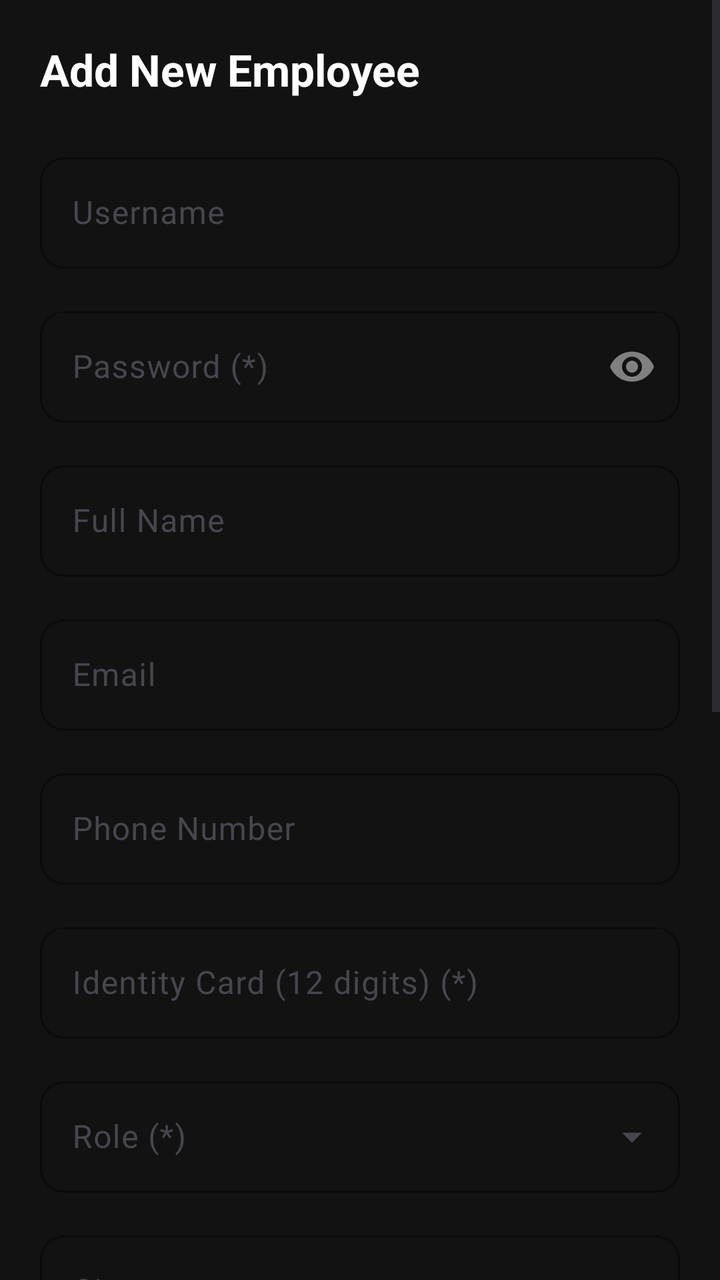
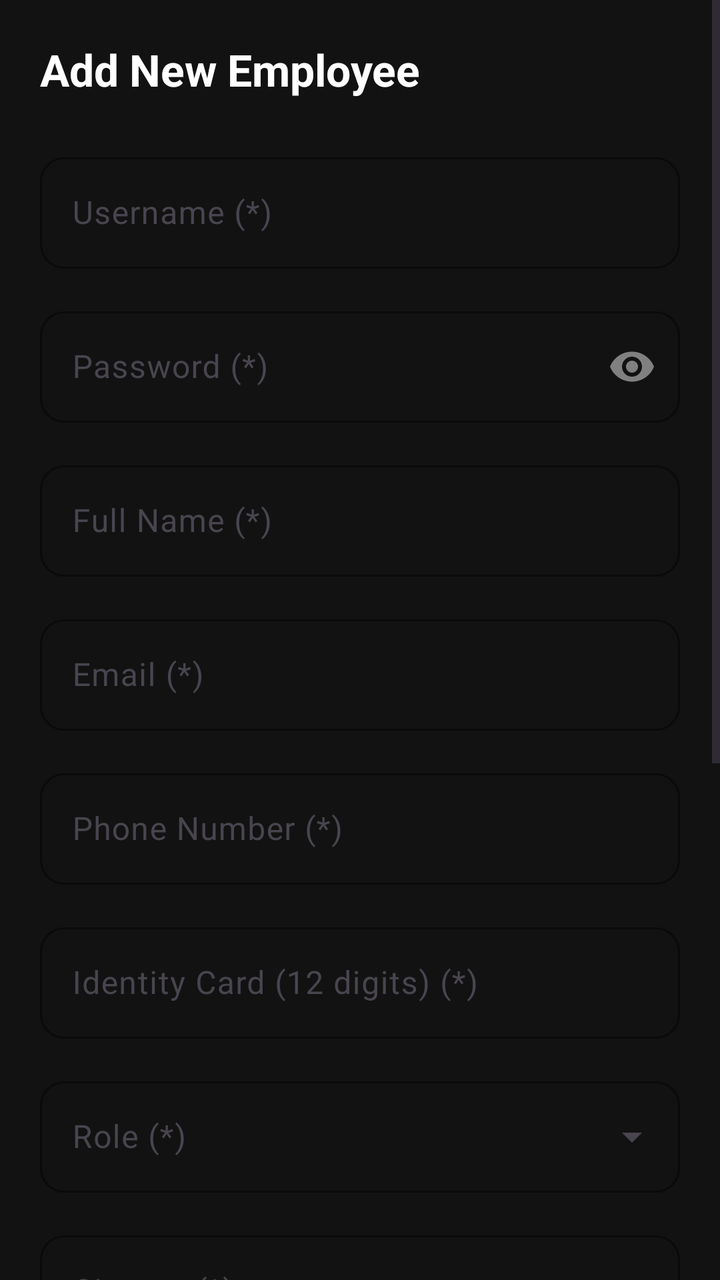

Screens rendered from an Android XML layout before and after an edit, with the pre-edit source and the edit as a unified diff.
<!-- AndroidManifest.xml: activity theme Theme.Moviebookingapp -->
<!-- res/layout/activity_admin_staff.xml -->
<?xml version="1.0" encoding="utf-8"?>
<ScrollView xmlns:android="http://schemas.android.com/apk/res/android"
    xmlns:app="http://schemas.android.com/apk/res-auto"
    android:layout_width="match_parent"
    android:layout_height="match_parent"
    android:background="@color/admin_bg"
    android:fillViewport="true">

    <LinearLayout
        android:layout_width="match_parent"
        android:layout_height="wrap_content"
        android:orientation="vertical"
        android:padding="20dp">

        <TextView
            android:id="@+id/tvFormTitle"
            android:layout_width="wrap_content"
            android:layout_height="wrap_content"
            android:text="@string/auto_str_add_new_employee"
            android:textColor="@color/white"
            android:textSize="22sp"
            android:textStyle="bold"
            android:layout_marginBottom="24dp" />

        
        <com.google.android.material.textfield.TextInputLayout
            android:id="@+id/layoutUsername"
            style="@style/Widget.Material3.TextInputLayout.OutlinedBox"
            android:layout_width="match_parent"
            android:layout_height="wrap_content"
            android:layout_marginBottom="16dp"
            android:hint="@string/auto_str_username"
            app:boxStrokeColor="@color/yellow"
            app:boxCornerRadiusTopStart="12dp"
            app:boxCornerRadiusTopEnd="12dp"
            app:boxCornerRadiusBottomStart="12dp"
            app:boxCornerRadiusBottomEnd="12dp"
            app:hintTextColor="@color/admin_text_secondary">

            <com.google.android.material.textfield.TextInputEditText
                android:id="@+id/edtUsername"
                android:layout_width="match_parent"
                android:layout_height="wrap_content"
                android:textColor="@color/white"
                android:inputType="text" />
        </com.google.android.material.textfield.TextInputLayout>

        
        <com.google.android.material.textfield.TextInputLayout
            android:id="@+id/layoutPassword"
            style="@style/Widget.Material3.TextInputLayout.OutlinedBox"
            android:layout_width="match_parent"
            android:layout_height="wrap_content"
            android:layout_marginBottom="16dp"
            android:hint="@string/auto_str_password"
            app:boxStrokeColor="@color/yellow"
            app:boxCornerRadiusTopStart="12dp"
            app:boxCornerRadiusTopEnd="12dp"
            app:boxCornerRadiusBottomStart="12dp"
            app:boxCornerRadiusBottomEnd="12dp"
            app:hintTextColor="@color/admin_text_secondary"
            app:passwordToggleEnabled="true"
            app:passwordToggleTint="@color/admin_text_secondary">

            <com.google.android.material.textfield.TextInputEditText
                android:id="@+id/edtPassword"
                android:layout_width="match_parent"
                android:layout_height="wrap_content"
                android:textColor="@color/white"
                android:inputType="textPassword" />
        </com.google.android.material.textfield.TextInputLayout>

        
        <com.google.android.material.textfield.TextInputLayout
            android:id="@+id/layoutFullName"
            style="@style/Widget.Material3.TextInputLayout.OutlinedBox"
            android:layout_width="match_parent"
            android:layout_height="wrap_content"
            android:layout_marginBottom="16dp"
            android:hint="@string/auto_str_full_name"
            app:boxStrokeColor="@color/yellow"
            app:boxCornerRadiusTopStart="12dp"
            app:boxCornerRadiusTopEnd="12dp"
            app:boxCornerRadiusBottomStart="12dp"
            app:boxCornerRadiusBottomEnd="12dp"
            app:hintTextColor="@color/admin_text_secondary">

            <com.google.android.material.textfield.TextInputEditText
                android:id="@+id/edtFullName"
                android:layout_width="match_parent"
                android:layout_height="wrap_content"
                android:textColor="@color/white"
                android:inputType="textPersonName" />
        </com.google.android.material.textfield.TextInputLayout>

        
        <com.google.android.material.textfield.TextInputLayout
            android:id="@+id/layoutEmail"
            style="@style/Widget.Material3.TextInputLayout.OutlinedBox"
            android:layout_width="match_parent"
            android:layout_height="wrap_content"
            android:layout_marginBottom="16dp"
            android:hint="@string/auto_str_email"
            app:boxStrokeColor="@color/yellow"
            app:boxCornerRadiusTopStart="12dp"
            app:boxCornerRadiusTopEnd="12dp"
            app:boxCornerRadiusBottomStart="12dp"
            app:boxCornerRadiusBottomEnd="12dp"
            app:hintTextColor="@color/admin_text_secondary">

            <com.google.android.material.textfield.TextInputEditText
                android:id="@+id/edtEmail"
                android:layout_width="match_parent"
                android:layout_height="wrap_content"
                android:textColor="@color/white"
                android:inputType="textEmailAddress" />
        </com.google.android.material.textfield.TextInputLayout>

        
        <com.google.android.material.textfield.TextInputLayout
            android:id="@+id/layoutPhone"
            style="@style/Widget.Material3.TextInputLayout.OutlinedBox"
            android:layout_width="match_parent"
            android:layout_height="wrap_content"
            android:layout_marginBottom="16dp"
            android:hint="@string/auto_str_phone_number"
            app:boxStrokeColor="@color/yellow"
            app:boxCornerRadiusTopStart="12dp"
            app:boxCornerRadiusTopEnd="12dp"
            app:boxCornerRadiusBottomStart="12dp"
            app:boxCornerRadiusBottomEnd="12dp"
            app:hintTextColor="@color/admin_text_secondary">

            <com.google.android.material.textfield.TextInputEditText
                android:id="@+id/edtPhone"
                android:layout_width="match_parent"
                android:layout_height="wrap_content"
                android:textColor="@color/white"
                android:inputType="phone" />
        </com.google.android.material.textfield.TextInputLayout>

        
        <com.google.android.material.textfield.TextInputLayout
            android:id="@+id/layoutIdentityCard"
            style="@style/Widget.Material3.TextInputLayout.OutlinedBox"
            android:layout_width="match_parent"
            android:layout_height="wrap_content"
            android:layout_marginBottom="16dp"
            android:hint="@string/auto_str_identity_card_12_digits"
            app:boxStrokeColor="@color/yellow"
            app:boxCornerRadiusTopStart="12dp"
            app:boxCornerRadiusTopEnd="12dp"
            app:boxCornerRadiusBottomStart="12dp"
            app:boxCornerRadiusBottomEnd="12dp"
            app:hintTextColor="@color/admin_text_secondary">

            <com.google.android.material.textfield.TextInputEditText
                android:id="@+id/edtIdentityCard"
                android:layout_width="match_parent"
                android:layout_height="wrap_content"
                android:textColor="@color/white"
                android:inputType="number" />
        </com.google.android.material.textfield.TextInputLayout>

        
        <com.google.android.material.textfield.TextInputLayout
            android:id="@+id/layoutRole"
            style="@style/Widget.Material3.TextInputLayout.OutlinedBox.ExposedDropdownMenu"
            android:layout_width="match_parent"
            android:layout_height="wrap_content"
            android:layout_marginBottom="16dp"
            android:hint="@string/auto_str_role"
            app:boxStrokeColor="@color/yellow"
            app:boxCornerRadiusTopStart="12dp"
            app:boxCornerRadiusTopEnd="12dp"
            app:boxCornerRadiusBottomStart="12dp"
            app:boxCornerRadiusBottomEnd="12dp"
            app:hintTextColor="@color/admin_text_secondary">

            <AutoCompleteTextView
                android:id="@+id/actvRole"
                android:layout_width="match_parent"
                android:layout_height="wrap_content"
                android:textColor="@color/white"
                android:inputType="none" />
        </com.google.android.material.textfield.TextInputLayout>

        
        <com.google.android.material.textfield.TextInputLayout
            android:id="@+id/layoutCinema"
            style="@style/Widget.Material3.TextInputLayout.OutlinedBox.ExposedDropdownMenu"
            android:layout_width="match_parent"
            android:layout_height="wrap_content"
            android:layout_marginBottom="16dp"
            android:hint="@string/auto_str_cinema"
            app:boxStrokeColor="@color/yellow"
            app:boxCornerRadiusTopStart="12dp"
            app:boxCornerRadiusTopEnd="12dp"
            app:boxCornerRadiusBottomStart="12dp"
            app:boxCornerRadiusBottomEnd="12dp"
            app:hintTextColor="@color/admin_text_secondary">

            <AutoCompleteTextView
                android:id="@+id/actvCinema"
                android:layout_width="match_parent"
                android:layout_height="wrap_content"
                android:textColor="@color/white"
                android:inputType="none" />
        </com.google.android.material.textfield.TextInputLayout>

        
        <com.google.android.material.textfield.TextInputLayout
            android:id="@+id/layoutPosition"
            style="@style/Widget.Material3.TextInputLayout.OutlinedBox"
            android:layout_width="match_parent"
            android:layout_height="wrap_content"
            android:layout_marginBottom="16dp"
            android:hint="@string/auto_str_position"
            app:boxStrokeColor="@color/yellow"
            app:boxCornerRadiusTopStart="12dp"
            app:boxCornerRadiusTopEnd="12dp"
            app:boxCornerRadiusBottomStart="12dp"
            app:boxCornerRadiusBottomEnd="12dp"
            app:hintTextColor="@color/admin_text_secondary">

            <com.google.android.material.textfield.TextInputEditText
                android:id="@+id/edtPosition"
                android:layout_width="match_parent"
                android:layout_height="wrap_content"
                android:textColor="@color/white"
                android:inputType="text" />
        </com.google.android.material.textfield.TextInputLayout>

        
        <com.google.android.material.textfield.TextInputLayout
            android:id="@+id/layoutSalary"
            style="@style/Widget.Material3.TextInputLayout.OutlinedBox"
            android:layout_width="match_parent"
            android:layout_height="wrap_content"
            android:layout_marginBottom="16dp"
            android:hint="@string/auto_str_salary"
            app:boxStrokeColor="@color/yellow"
            app:boxCornerRadiusTopStart="12dp"
            app:boxCornerRadiusTopEnd="12dp"
            app:boxCornerRadiusBottomStart="12dp"
            app:boxCornerRadiusBottomEnd="12dp"
            app:hintTextColor="@color/admin_text_secondary">

            <com.google.android.material.textfield.TextInputEditText
                android:id="@+id/edtSalary"
                android:layout_width="match_parent"
                android:layout_height="wrap_content"
                android:textColor="@color/white"
                android:inputType="numberDecimal" />
        </com.google.android.material.textfield.TextInputLayout>

        
        <com.google.android.material.textfield.TextInputLayout
            android:id="@+id/layoutStartDate"
            style="@style/Widget.Material3.TextInputLayout.OutlinedBox"
            android:layout_width="match_parent"
            android:layout_height="wrap_content"
            android:layout_marginBottom="16dp"
            android:hint="@string/auto_str_start_date_1"
            app:boxStrokeColor="@color/yellow"
            app:boxCornerRadiusTopStart="12dp"
            app:boxCornerRadiusTopEnd="12dp"
            app:boxCornerRadiusBottomStart="12dp"
            app:boxCornerRadiusBottomEnd="12dp"
            app:hintTextColor="@color/admin_text_secondary">

            <com.google.android.material.textfield.TextInputEditText
                android:id="@+id/edtStartDate"
                android:layout_width="match_parent"
                android:layout_height="wrap_content"
                android:textColor="@color/white"
                android:focusable="false"
                android:clickable="true" />
        </com.google.android.material.textfield.TextInputLayout>

        
        <com.google.android.material.textfield.TextInputLayout
            android:id="@+id/layoutAddress"
            style="@style/Widget.Material3.TextInputLayout.OutlinedBox"
            android:layout_width="match_parent"
            android:layout_height="wrap_content"
            android:layout_marginBottom="16dp"
            android:hint="@string/auto_str_address"
            app:boxStrokeColor="@color/yellow"
            app:boxCornerRadiusTopStart="12dp"
            app:boxCornerRadiusTopEnd="12dp"
            app:boxCornerRadiusBottomStart="12dp"
            app:boxCornerRadiusBottomEnd="12dp"
            app:hintTextColor="@color/admin_text_secondary">

            <com.google.android.material.textfield.TextInputEditText
                android:id="@+id/edtAddress"
                android:layout_width="match_parent"
                android:layout_height="wrap_content"
                android:textColor="@color/white"
                android:inputType="text" />
        </com.google.android.material.textfield.TextInputLayout>

        
        <com.google.android.material.textfield.TextInputLayout
            android:id="@+id/layoutStatus"
            style="@style/Widget.Material3.TextInputLayout.OutlinedBox.ExposedDropdownMenu"
            android:layout_width="match_parent"
            android:layout_height="wrap_content"
            android:layout_marginBottom="24dp"
            android:hint="@string/auto_str_status_1"
            app:boxStrokeColor="@color/yellow"
            app:boxCornerRadiusTopStart="12dp"
            app:boxCornerRadiusTopEnd="12dp"
            app:boxCornerRadiusBottomStart="12dp"
            app:boxCornerRadiusBottomEnd="12dp"
            app:hintTextColor="@color/admin_text_secondary">

            <AutoCompleteTextView
                android:id="@+id/actvStatus"
                android:layout_width="match_parent"
                android:layout_height="wrap_content"
                android:textColor="@color/white"
                android:inputType="none" />
        </com.google.android.material.textfield.TextInputLayout>

        
        <LinearLayout
            android:layout_width="match_parent"
            android:layout_height="wrap_content"
            android:orientation="horizontal"
            android:gravity="end">

            <com.google.android.material.button.MaterialButton
                android:id="@+id/btnCancel"
                style="@style/Widget.Material3.Button.OutlinedButton"
                android:layout_width="wrap_content"
                android:layout_height="wrap_content"
                android:layout_marginEnd="12dp"
                android:text="@string/auto_str_cancel_1"
                android:textColor="@color/white"
                app:strokeColor="@color/admin_text_secondary"
                app:cornerRadius="8dp" />

            <com.google.android.material.button.MaterialButton
                android:id="@+id/btnSave"
                android:layout_width="wrap_content"
                android:layout_height="wrap_content"
                android:text="@string/auto_str_save_1"
                android:textColor="@color/black"
                app:backgroundTint="@color/yellow"
                app:cornerRadius="8dp" />
        </LinearLayout>

    </LinearLayout>
</ScrollView>
<!-- resources referenced by this layout -->
<resources>
  <color name="admin_bg">#121212</color>
  <color name="admin_text_secondary">#808080</color>
  <color name="black">#FF000000</color>
  <color name="white">#FFFFFFFF</color>
  <color name="yellow">#FFC107</color>
  <string name="auto_str_add_new_employee">Add New Employee</string>
  <string name="auto_str_address">Address</string>
  <string name="auto_str_cancel_1">Cancel</string>
  <string name="auto_str_cinema">Cinema</string>
  <string name="auto_str_email">Email</string>
  <string name="auto_str_full_name">Full Name</string>
  <string name="auto_str_identity_card_12_digits">Identity Card (12 digits) (*)</string>
  <string name="auto_str_password">Password (*)</string>
  <string name="auto_str_phone_number">Phone Number</string>
  <string name="auto_str_position">Position</string>
  <string name="auto_str_role">Role (*)</string>
  <string name="auto_str_salary">Salary</string>
  <string name="auto_str_save_1">Save</string>
  <string name="auto_str_start_date_1">Start Date (*)</string>
  <string name="auto_str_status_1">Status (*)</string>
  <string name="auto_str_username">Username</string>
  <style name="Theme.Moviebookingapp" parent="Base.Theme.Moviebookingapp" />
  <style name="Base.Theme.Moviebookingapp" parent="Theme.Material3.DayNight.NoActionBar">
          <item name="colorPrimary">@color/yellow</item>
          <item name="android:windowBackground">@color/background_black</item>
          <item name="android:statusBarColor">@color/background_black</item>
      </style>
  <color name="background_black">#FF000000</color>
</resources>

<!-- the commit's change to res/layout/activity_admin_staff.xml (unified diff, before → after) -->
@@ -29,7 +29,7 @@
             android:layout_width="match_parent"
             android:layout_height="wrap_content"
             android:layout_marginBottom="16dp"
-            android:hint="@string/auto_str_username"
+            android:hint="@string/form_username"
             app:boxStrokeColor="@color/yellow"
             app:boxCornerRadiusTopStart="12dp"
             app:boxCornerRadiusTopEnd="12dp"
@@ -52,7 +52,7 @@
             android:layout_width="match_parent"
             android:layout_height="wrap_content"
             android:layout_marginBottom="16dp"
-            android:hint="@string/auto_str_password"
+            android:hint="@string/form_password"
             app:boxStrokeColor="@color/yellow"
             app:boxCornerRadiusTopStart="12dp"
             app:boxCornerRadiusTopEnd="12dp"
@@ -77,7 +77,7 @@
             android:layout_width="match_parent"
             android:layout_height="wrap_content"
             android:layout_marginBottom="16dp"
-            android:hint="@string/auto_str_full_name"
+            android:hint="@string/form_full_name"
             app:boxStrokeColor="@color/yellow"
             app:boxCornerRadiusTopStart="12dp"
             app:boxCornerRadiusTopEnd="12dp"
@@ -100,7 +100,7 @@
             android:layout_width="match_parent"
             android:layout_height="wrap_content"
             android:layout_marginBottom="16dp"
-            android:hint="@string/auto_str_email"
+            android:hint="@string/form_email"
             app:boxStrokeColor="@color/yellow"
             app:boxCornerRadiusTopStart="12dp"
             app:boxCornerRadiusTopEnd="12dp"
@@ -123,7 +123,7 @@
             android:layout_width="match_parent"
             android:layout_height="wrap_content"
             android:layout_marginBottom="16dp"
-            android:hint="@string/auto_str_phone_number"
+            android:hint="@string/form_phone_number"
             app:boxStrokeColor="@color/yellow"
             app:boxCornerRadiusTopStart="12dp"
             app:boxCornerRadiusTopEnd="12dp"
@@ -146,7 +146,7 @@
             android:layout_width="match_parent"
             android:layout_height="wrap_content"
             android:layout_marginBottom="16dp"
-            android:hint="@string/auto_str_identity_card_12_digits"
+            android:hint="@string/form_identity_card"
             app:boxStrokeColor="@color/yellow"
             app:boxCornerRadiusTopStart="12dp"
             app:boxCornerRadiusTopEnd="12dp"
@@ -169,7 +169,7 @@
             android:layout_width="match_parent"
             android:layout_height="wrap_content"
             android:layout_marginBottom="16dp"
-            android:hint="@string/auto_str_role"
+            android:hint="@string/form_role"
             app:boxStrokeColor="@color/yellow"
             app:boxCornerRadiusTopStart="12dp"
             app:boxCornerRadiusTopEnd="12dp"
@@ -192,7 +192,7 @@
             android:layout_width="match_parent"
             android:layout_height="wrap_content"
             android:layout_marginBottom="16dp"
-            android:hint="@string/auto_str_cinema"
+            android:hint="@string/form_cinema"
             app:boxStrokeColor="@color/yellow"
             app:boxCornerRadiusTopStart="12dp"
             app:boxCornerRadiusTopEnd="12dp"
@@ -215,7 +215,7 @@
             android:layout_width="match_parent"
             android:layout_height="wrap_content"
             android:layout_marginBottom="16dp"
-            android:hint="@string/auto_str_position"
+            android:hint="@string/form_position"
             app:boxStrokeColor="@color/yellow"
             app:boxCornerRadiusTopStart="12dp"
             app:boxCornerRadiusTopEnd="12dp"
@@ -231,28 +231,7 @@
                 android:inputType="text" />
         </com.google.android.material.textfield.TextInputLayout>
 
-        
-        <com.google.android.material.textfield.TextInputLayout
-            android:id="@+id/layoutSalary"
-            style="@style/Widget.Material3.TextInputLayout.OutlinedBox"
-            android:layout_width="match_parent"
-            android:layout_height="wrap_content"
-            android:layout_marginBottom="16dp"
-            android:hint="@string/auto_str_salary"
-            app:boxStrokeColor="@color/yellow"
-            app:boxCornerRadiusTopStart="12dp"
-            app:boxCornerRadiusTopEnd="12dp"
-            app:boxCornerRadiusBottomStart="12dp"
-            app:boxCornerRadiusBottomEnd="12dp"
-            app:hintTextColor="@color/admin_text_secondary">
-
-            <com.google.android.material.textfield.TextInputEditText
-                android:id="@+id/edtSalary"
-                android:layout_width="match_parent"
-                android:layout_height="wrap_content"
-                android:textColor="@color/white"
-                android:inputType="numberDecimal" />
-        </com.google.android.material.textfield.TextInputLayout>
+
 
         
         <com.google.android.material.textfield.TextInputLayout
@@ -261,7 +240,7 @@
             android:layout_width="match_parent"
             android:layout_height="wrap_content"
             android:layout_marginBottom="16dp"
-            android:hint="@string/auto_str_start_date_1"
+            android:hint="@string/form_start_date"
             app:boxStrokeColor="@color/yellow"
             app:boxCornerRadiusTopStart="12dp"
             app:boxCornerRadiusTopEnd="12dp"
@@ -285,7 +264,7 @@
             android:layout_width="match_parent"
             android:layout_height="wrap_content"
             android:layout_marginBottom="16dp"
-            android:hint="@string/auto_str_address"
+            android:hint="@string/form_address"
             app:boxStrokeColor="@color/yellow"
             app:boxCornerRadiusTopStart="12dp"
             app:boxCornerRadiusTopEnd="12dp"
<!-- resource entries referenced after the edit -->
@@ -6,21 +6,20 @@
   <color name="white">#FFFFFFFF</color>
   <color name="yellow">#FFC107</color>
   <string name="auto_str_add_new_employee">Add New Employee</string>
-  <string name="auto_str_address">Address</string>
   <string name="auto_str_cancel_1">Cancel</string>
-  <string name="auto_str_cinema">Cinema</string>
-  <string name="auto_str_email">Email</string>
-  <string name="auto_str_full_name">Full Name</string>
-  <string name="auto_str_identity_card_12_digits">Identity Card (12 digits) (*)</string>
-  <string name="auto_str_password">Password (*)</string>
-  <string name="auto_str_phone_number">Phone Number</string>
-  <string name="auto_str_position">Position</string>
-  <string name="auto_str_role">Role (*)</string>
-  <string name="auto_str_salary">Salary</string>
   <string name="auto_str_save_1">Save</string>
-  <string name="auto_str_start_date_1">Start Date (*)</string>
   <string name="auto_str_status_1">Status (*)</string>
-  <string name="auto_str_username">Username</string>
+  <string name="form_address">Address</string>
+  <string name="form_cinema">Cinema (*)</string>
+  <string name="form_email">Email (*)</string>
+  <string name="form_full_name">Full Name (*)</string>
+  <string name="form_identity_card">Identity Card (12 digits) (*)</string>
+  <string name="form_password">Password (*)</string>
+  <string name="form_phone_number">Phone Number (*)</string>
+  <string name="form_position">Position (*)</string>
+  <string name="form_role">Role (*)</string>
+  <string name="form_start_date">Start Date (*)</string>
+  <string name="form_username">Username (*)</string>
   <style name="Theme.Moviebookingapp" parent="Base.Theme.Moviebookingapp" />
   <style name="Base.Theme.Moviebookingapp" parent="Theme.Material3.DayNight.NoActionBar">
           <item name="colorPrimary">@color/yellow</item>
